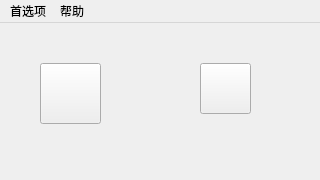
This is mainwindow.ui in Albresky/WinFocus as Qt 5 draws it before an edit. The edited form follows.
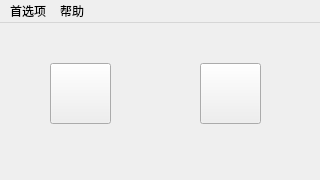
This is the edited form. Icons and pictures are not drawn.

```diff
--- a/mainwindow.ui
+++ b/mainwindow.ui
@@ -26,7 +26,7 @@
    <widget class="QPushButton" name="apply_btn">
     <property name="geometry">
      <rect>
-      <x>40</x>
+      <x>50</x>
       <y>40</y>
       <width>61</width>
       <height>61</height>
@@ -42,7 +42,7 @@
    <widget class="QLabel" name="apply_lbl">
     <property name="geometry">
      <rect>
-      <x>40</x>
+      <x>50</x>
       <y>40</y>
       <width>61</width>
       <height>61</height>
@@ -57,8 +57,8 @@
      <rect>
       <x>200</x>
       <y>40</y>
-      <width>51</width>
-      <height>51</height>
+      <width>61</width>
+      <height>61</height>
      </rect>
     </property>
     <property name="styleSheet">
```
Left out of the diff: 2 changed lines with no effect on the pictures.
